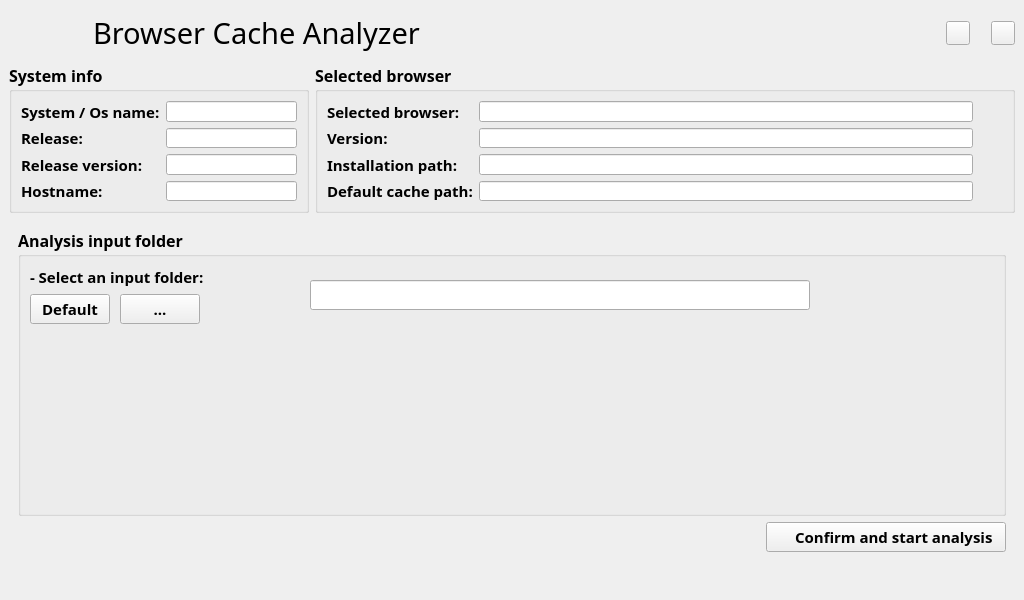
The window that gui/browser_cache_analyzer_gui.ui (gabrieledenardis/BrowserCacheAnalyzere_old) describes before a commit, drawn with Qt 5.
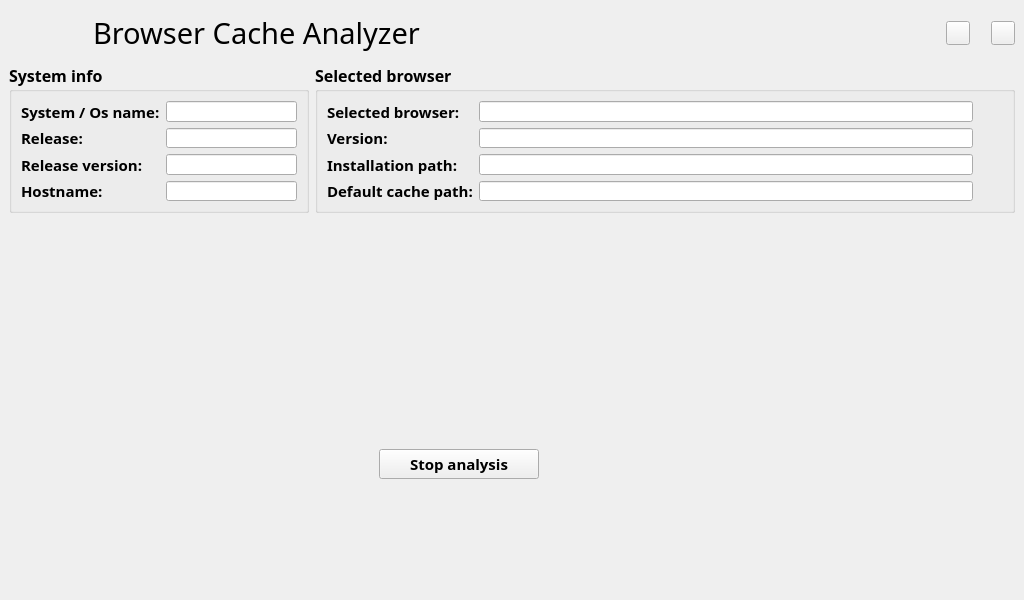
The same window after the commit. Icons and pictures are not drawn.

Commit message: Chrome analysis

What changed in the file:
```diff
--- a/gui/browser_cache_analyzer_gui.ui
+++ b/gui/browser_cache_analyzer_gui.ui
@@ -503,7 +503,7 @@
     <item row="2" column="0" colspan="2">
      <widget class="QStackedWidget" name="stackedWidget">
       <property name="currentIndex">
-       <number>2</number>
+       <number>3</number>
       </property>
       <widget class="QWidget" name="page">
        <layout class="QGridLayout" name="gridLayout_5">
@@ -1060,6 +1060,47 @@
         </item>
        </layout>
       </widget>
+      <widget class="QWidget" name="page_4">
+       <widget class="QPushButton" name="button_stop_analysis">
+        <property name="geometry">
+         <rect>
+          <x>370</x>
+          <y>230</y>
+          <width>160</width>
+          <height>30</height>
+         </rect>
+        </property>
+        <property name="sizePolicy">
+         <sizepolicy hsizetype="Fixed" vsizetype="Fixed">
+          <horstretch>0</horstretch>
+          <verstretch>0</verstretch>
+         </sizepolicy>
+        </property>
+        <property name="minimumSize">
+         <size>
+          <width>160</width>
+          <height>30</height>
+         </size>
+        </property>
+        <property name="maximumSize">
+         <size>
+          <width>160</width>
+          <height>30</height>
+         </size>
+        </property>
+        <property name="font">
+         <font>
+          <family>Source Sans Pro</family>
+          <pointsize>11</pointsize>
+          <weight>75</weight>
+          <bold>true</bold>
+         </font>
+        </property>
+        <property name="text">
+         <string>Stop analysis</string>
+        </property>
+       </widget>
+      </widget>
      </widget>
     </item>
    </layout>
```
The commit also changes 9 other files.
